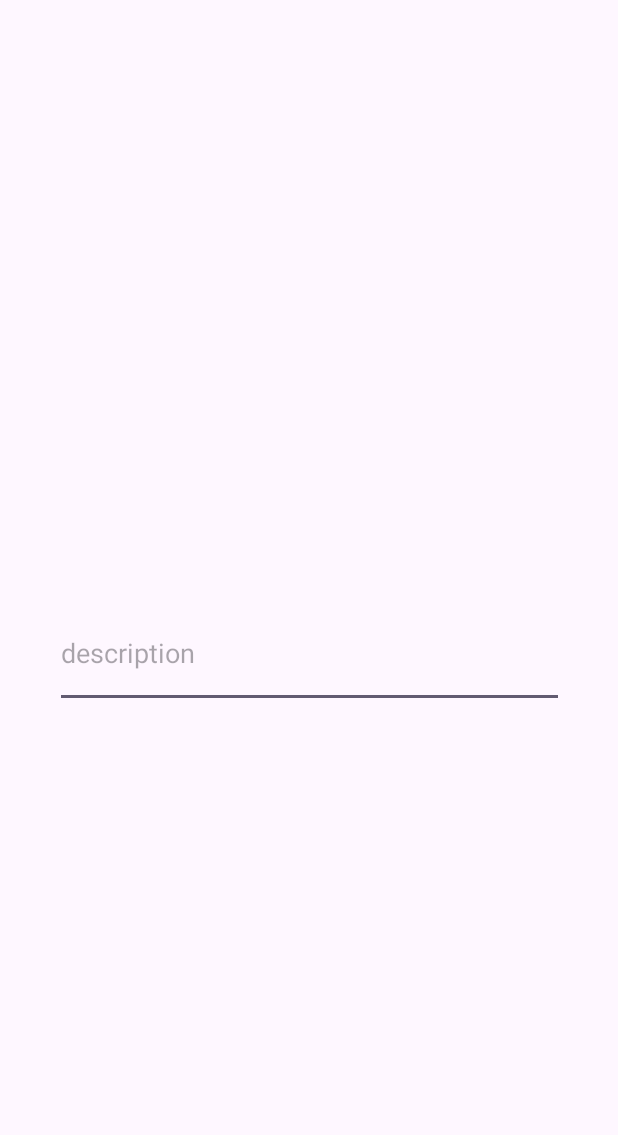
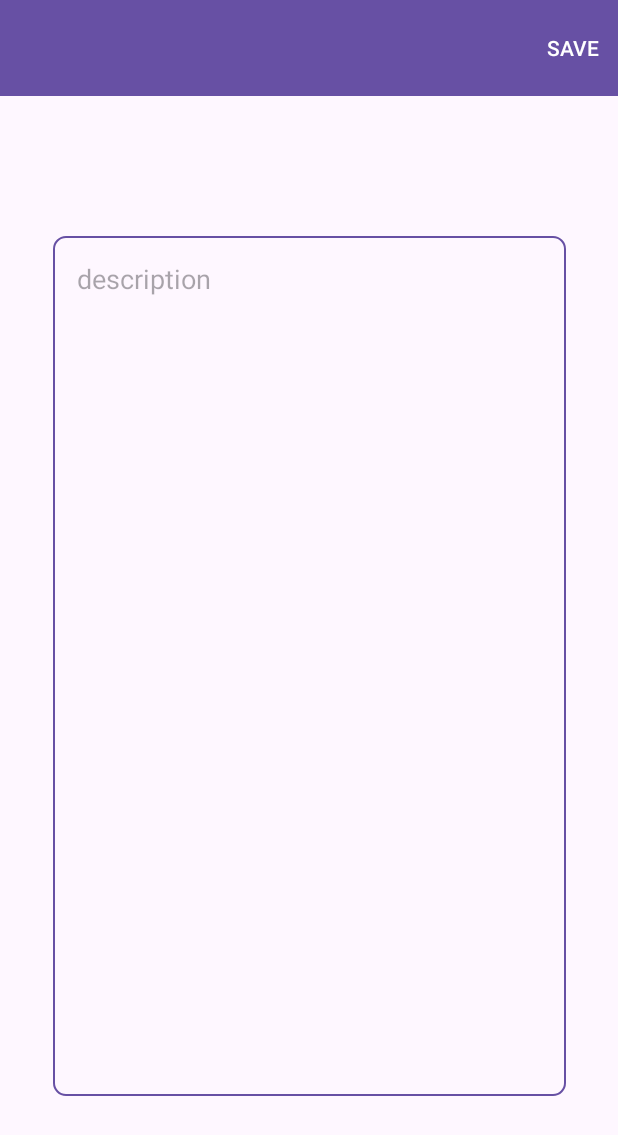
Before and after one commit to bewx77/sp-notes-app, an Android app: the NotesEditorActivity screen opened directly, with no data from a screen before it, on a phone screen of 412 x 824 dp. Before the commit the part shown is almost empty. Shown: the top 1135 px of the screen. Run offline under Robolectric (Android 15) with nearby library versions, the phone set to English and light mode, and no system bars.

Commit message:
Improved UI and launcher icon

```diff
--- a/app/src/main/AndroidManifest.xml
+++ b/app/src/main/AndroidManifest.xml
@@ -8,7 +8,7 @@
         android:fullBackupContent="@xml/backup_rules"
         android:icon="@mipmap/ic_launcher"
         android:label="@string/app_name"
-        android:roundIcon="@mipmap/ic_launcher_round"
+        android:roundIcon="@mipmap/ic_launcher"
         android:supportsRtl="true"
         android:theme="@style/Theme.NotesApp"
         tools:targetApi="31" >
--- a/app/src/main/java/com/betheng/notesapp/NotesEditorActivity.java
+++ b/app/src/main/java/com/betheng/notesapp/NotesEditorActivity.java
@@ -1,6 +1,8 @@
 package com.betheng.notesapp;
 
+import androidx.annotation.NonNull;
 import androidx.appcompat.app.AppCompatActivity;
+import androidx.appcompat.widget.Toolbar;
 
 import android.content.Context;
 import android.content.Intent;
@@ -8,19 +10,28 @@ import android.content.SharedPreferences;
 import android.os.Bundle;
 import android.text.Editable;
 import android.text.TextWatcher;
+import android.view.Menu;
+import android.view.MenuInflater;
+import android.view.MenuItem;
 import android.widget.EditText;
+import android.widget.Toast;
 
 import java.util.HashSet;
 
 public class NotesEditorActivity extends AppCompatActivity {
     int noteId;
+    EditText editText;
 
     @Override
     protected void onCreate(Bundle savedInstanceState) {
         super.onCreate(savedInstanceState);
         setContentView(R.layout.activity_notes_editor);
 
-        EditText editText = findViewById(R.id.noteEditText);
+        Toolbar toolbar = findViewById(R.id.toolbar);
+        setSupportActionBar(toolbar);
+        setTitle(getIntent().getStringExtra("title"));
+
+        editText = findViewById(R.id.noteEditText);
 
         Intent intent = getIntent();
         noteId = intent.getIntExtra("noteId", -1);
@@ -29,6 +40,7 @@ public class NotesEditorActivity extends AppCompatActivity {
             editText.setText(MainActivity.notes.get(noteId));
         } else {
             MainActivity.notes.add("");
+            MainActivity.arrayAdapter.notifyDataSetChanged();
             noteId = MainActivity.notes.size() - 1;
         }
 
@@ -54,4 +66,21 @@ public class NotesEditorActivity extends AppCompatActivity {
 
 
     }
+
+    @Override
+    public boolean onCreateOptionsMenu(Menu menu) {
+        MenuInflater menuInflater = getMenuInflater();
+        menuInflater.inflate(R.menu.edit_menu, menu);
+        return super.onCreateOptionsMenu(menu);
+    }
+
+    @Override
+    public boolean onOptionsItemSelected(@NonNull MenuItem item) {
+        super.onOptionsItemSelected(item);
+        if (item.getItemId() == R.id.save_note){
+            finish();
+            return true;
+        }
+        return false;
+    }
 }
--- /dev/null
+++ b/app/src/main/res/drawable/grey_border.xml
@@ -0,0 +1,8 @@
+<?xml version="1.0" encoding="utf-8"?>
+    <shape xmlns:android="http://schemas.android.com/apk/res/android">
+        <solid android:color="@android:color/transparent" /> <!-- Grey background color -->
+        <corners android:radius="8dp" /> <!-- Radius for rounded corners -->
+        <stroke
+            android:width="1dp"
+            android:color="?attr/colorPrimary" />
+</shape>
--- a/app/src/main/res/layout/activity_notes_editor.xml
+++ b/app/src/main/res/layout/activity_notes_editor.xml
@@ -6,16 +6,35 @@
     android:layout_height="match_parent"
     tools:context=".NotesEditorActivity">
 
+    <androidx.appcompat.widget.Toolbar
+        android:id="@+id/toolbar"
+        android:layout_width="match_parent"
+        android:layout_height="wrap_content"
+        android:background="?attr/colorPrimary"
+        android:minHeight="?attr/actionBarSize"
+        app:layout_constraintEnd_toEndOf="parent"
+        app:layout_constraintStart_toStartOf="parent"
+        app:layout_constraintTop_toTopOf="parent"
+        app:theme="@style/ThemeOverlay.AppCompat.Dark.ActionBar"></androidx.appcompat.widget.Toolbar>
+
+
     <EditText
         android:id="@+id/noteEditText"
-        android:layout_width="339dp"
-        android:layout_height="73dp"
+        android:layout_width="342dp"
+        android:layout_height="573dp"
+        android:layout_marginStart="10dp"
+        android:layout_marginTop="50dp"
+        android:layout_marginEnd="10dp"
+        android:layout_marginBottom="50dp"
+        android:background="@drawable/grey_border"
         android:ems="10"
+        android:gravity="top|left"
         android:hint="description"
-        android:inputType="text"
+        android:inputType="textMultiLine"
+        android:maxLines="50"
+        android:padding="16dp"
         app:layout_constraintBottom_toBottomOf="parent"
         app:layout_constraintEnd_toEndOf="parent"
         app:layout_constraintStart_toStartOf="parent"
-        app:layout_constraintTop_toTopOf="parent"
-        app:layout_constraintVertical_bias="0.531" />
+        app:layout_constraintTop_toBottomOf="@+id/toolbar" />
 </androidx.constraintlayout.widget.ConstraintLayout>
--- /dev/null
+++ b/app/src/main/res/menu/edit_menu.xml
@@ -0,0 +1,6 @@
+<?xml version="1.0" encoding="utf-8"?>
+<menu xmlns:app="http://schemas.android.com/apk/res-auto"
+    xmlns:android="http://schemas.android.com/apk/res/android">
+    <item android:title="Save" android:id="@+id/save_note"
+        app:showAsAction="always"></item>
+</menu>
--- a/app/src/main/res/mipmap-anydpi/ic_launcher.xml
+++ b/app/src/main/res/mipmap-anydpi/ic_launcher.xml
@@ -1,6 +1,6 @@
 <?xml version="1.0" encoding="utf-8"?>
 <adaptive-icon xmlns:android="http://schemas.android.com/apk/res/android">
     <background android:drawable="@color/yellow" />
-    <foreground android:drawable="@drawable/writing" />
+    <foreground android:drawable="@drawable/purple_notes" />
     <monochrome android:drawable="@drawable/ic_launcher_foreground" />
 </adaptive-icon>
```
Also changed, not shown: app/src/main/java/com/betheng/notesapp/CustomListAdapter.java (added, +85 -0 lines), app/src/main/java/com/betheng/notesapp/MainActivity.java (+14 -36 lines), app/src/main/res/layout/activity_main.xml (+14 -19 lines), app/src/main/res/layout/single_item.xml (added, +40 -0 lines), app/src/main/res/menu/menu.xml (+7 -2 lines), app/src/main/res/values/toolbar_theme.xml (added, +9 -0 lines), app/src/main/res/drawable/purple_notes.jpg (added), app/src/main/res/drawable/trash_can.png (added), app/src/main/res/drawable/writing.png (deleted).
